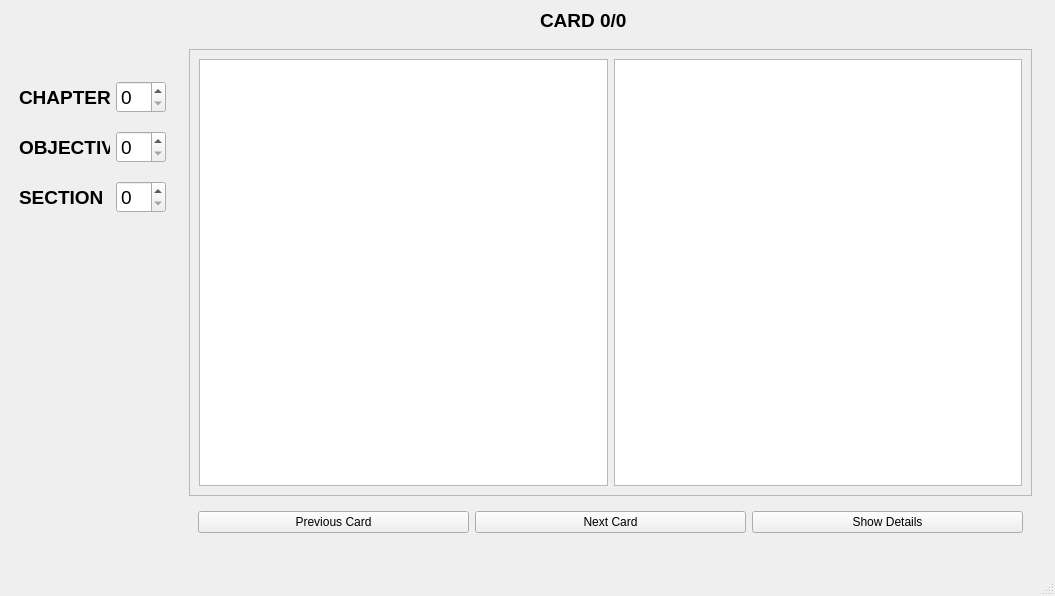
Qt form pyqt_ui.ui (j-chisholm/ISTQB-Flashcards) before a commit.
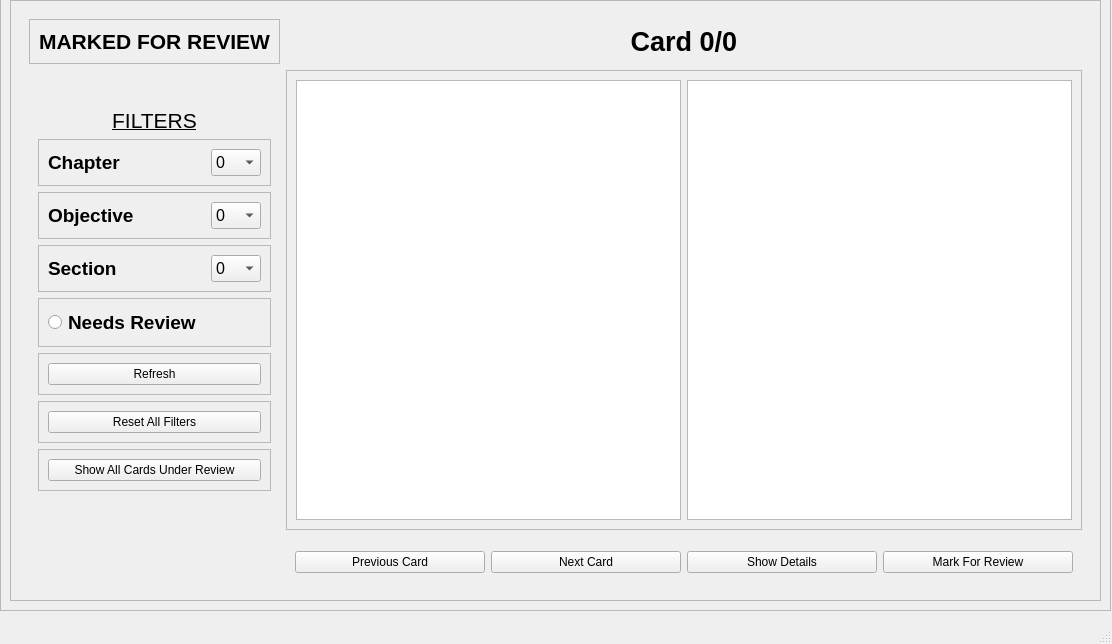
The same form after that commit.

```diff
--- a/pyqt_ui.ui
+++ b/pyqt_ui.ui
@@ -6,159 +6,66 @@
    <rect>
     <x>0</x>
     <y>0</y>
-    <width>1055</width>
-    <height>596</height>
+    <width>1112</width>
+    <height>644</height>
    </rect>
   </property>
   <property name="windowTitle">
    <string>MainWindow</string>
   </property>
   <widget class="QWidget" name="centralwidget">
-   <widget class="QFrame" name="frame">
+   <widget class="QFrame" name="frame_6">
     <property name="geometry">
      <rect>
-      <x>10</x>
-      <y>60</y>
-      <width>165</width>
-      <height>174</height>
+      <x>0</x>
+      <y>-10</y>
+      <width>1111</width>
+      <height>621</height>
      </rect>
     </property>
-    <layout class="QGridLayout" name="gridLayout">
-     <item row="0" column="1">
-      <widget class="QSpinBox" name="chapter_spin_box">
-       <property name="font">
-        <font>
-         <pointsize>14</pointsize>
-        </font>
-       </property>
-      </widget>
-     </item>
-     <item row="1" column="0">
-      <widget class="QLabel" name="objective_label">
-       <property name="font">
-        <font>
-         <pointsize>14</pointsize>
-         <bold>true</bold>
-        </font>
-       </property>
-       <property name="text">
-        <string>OBJECTIVE</string>
-       </property>
-      </widget>
-     </item>
-     <item row="2" column="0">
-      <widget class="QLabel" name="section_label">
-       <property name="font">
-        <font>
-         <pointsize>14</pointsize>
-         <bold>true</bold>
-        </font>
-       </property>
-       <property name="text">
-        <string>SECTION</string>
-       </property>
-      </widget>
-     </item>
-     <item row="0" column="0">
-      <widget class="QLabel" name="chapter_label">
-       <property name="font">
-        <font>
-         <pointsize>14</pointsize>
-         <bold>true</bold>
-        </font>
-       </property>
-       <property name="text">
-        <string>CHAPTER</string>
-       </property>
-      </widget>
-     </item>
-     <item row="2" column="1">
-      <widget class="QSpinBox" name="section_spin_box">
-       <property name="font">
-        <font>
-         <pointsize>14</pointsize>
-        </font>
-       </property>
-       <property name="maximum">
-        <number>9</number>
-       </property>
-       <property name="singleStep">
-        <number>1</number>
-       </property>
-      </widget>
-     </item>
-     <item row="1" column="1">
-      <widget class="QSpinBox" name="objective_spin_box">
-       <property name="font">
-        <font>
-         <pointsize>14</pointsize>
-        </font>
-       </property>
-      </widget>
-     </item>
-    </layout>
-   </widget>
-   <widget class="QFrame" name="frame_2">
-    <property name="geometry">
-     <rect>
-      <x>180</x>
-      <y>40</y>
-      <width>861</width>
-      <height>511</height>
-     </rect>
+    <property name="frameShape">
+     <enum>QFrame::StyledPanel</enum>
     </property>
-    <layout class="QGridLayout" name="gridLayout_2">
-     <item row="1" column="0">
-      <widget class="QFrame" name="frame">
-       <layout class="QHBoxLayout" name="horizontalLayout">
-        <item>
-         <widget class="QPushButton" name="prev_card_btn">
-          <property name="text">
-           <string>Previous Card</string>
-          </property>
-         </widget>
-        </item>
-        <item>
-         <widget class="QPushButton" name="next_card_btn">
-          <property name="text">
-           <string>Next Card</string>
-          </property>
-         </widget>
-        </item>
-        <item>
-         <widget class="QPushButton" name="show_details_btn">
-          <property name="text">
-           <string>Show Details</string>
-          </property>
-         </widget>
-        </item>
-       </layout>
-      </widget>
-     </item>
-     <item row="0" column="0">
-      <widget class="QFrame" name="frame_3">
+    <property name="frameShadow">
+     <enum>QFrame::Raised</enum>
+    </property>
+    <layout class="QHBoxLayout" name="horizontalLayout_3">
+     <item>
+      <widget class="QFrame" name="frame_5">
        <property name="frameShape">
         <enum>QFrame::StyledPanel</enum>
        </property>
        <property name="frameShadow">
         <enum>QFrame::Raised</enum>
        </property>
-       <layout class="QHBoxLayout" name="horizontalLayout_2">
+       <layout class="QVBoxLayout" name="verticalLayout_2">
         <item>
-         <widget class="QTextBrowser" name="key_points_textbox">
-          <property name="sizePolicy">
-           <sizepolicy hsizetype="MinimumExpanding" vsizetype="MinimumExpanding">
-            <horstretch>0</horstretch>
-            <verstretch>0</verstretch>
-           </sizepolicy>
-          </property>
-          <property name="font">
-           <font>
-            <pointsize>12</pointsize>
-           </font>
-          </property>
-          <property name="html">
-           <string>&lt;!DOCTYPE HTML PUBLIC &quot;-//W3C//DTD HTML 4.0//EN&quot; &quot;http://www.w3.org/TR/REC-html40/strict.dtd&quot;&gt;
+         <widget class="QFrame" name="frame_2">
+          <layout class="QGridLayout" name="gridLayout_2">
+           <item row="1" column="1">
+            <widget class="QFrame" name="frame_3">
+             <property name="frameShape">
+              <enum>QFrame::StyledPanel</enum>
+             </property>
+             <property name="frameShadow">
+              <enum>QFrame::Raised</enum>
+             </property>
+             <layout class="QHBoxLayout" name="horizontalLayout_2">
+              <item>
+               <widget class="QTextBrowser" name="key_points_textbox">
+                <property name="sizePolicy">
+                 <sizepolicy hsizetype="MinimumExpanding" vsizetype="MinimumExpanding">
+                  <horstretch>0</horstretch>
+                  <verstretch>0</verstretch>
+                 </sizepolicy>
+                </property>
+                <property name="font">
+                 <font>
+                  <pointsize>12</pointsize>
+                 </font>
+                </property>
+                <property name="html">
+                 <string>&lt;!DOCTYPE HTML PUBLIC &quot;-//W3C//DTD HTML 4.0//EN&quot; &quot;http://www.w3.org/TR/REC-html40/strict.dtd&quot;&gt;
 &lt;html&gt;&lt;head&gt;&lt;meta name=&quot;qrichtext&quot; content=&quot;1&quot; /&gt;&lt;meta charset=&quot;utf-8&quot; /&gt;&lt;style type=&quot;text/css&quot;&gt;
 p, li { white-space: pre-wrap; }
 hr { height: 1px; border-width: 0; }
@@ -166,24 +73,24 @@
 li.checked::marker { content: &quot;\2612&quot;; }
 &lt;/style&gt;&lt;/head&gt;&lt;body style=&quot; font-family:'Segoe UI'; font-size:12pt; font-weight:400; font-style:normal;&quot;&gt;
 &lt;p style=&quot;-qt-paragraph-type:empty; margin-top:12px; margin-bottom:12px; margin-left:0px; margin-right:0px; -qt-block-indent:0; text-indent:0px;&quot;&gt;&lt;br /&gt;&lt;/p&gt;&lt;/body&gt;&lt;/html&gt;</string>
-          </property>
-         </widget>
-        </item>
-        <item>
-         <widget class="QTextBrowser" name="details_textbox">
-          <property name="sizePolicy">
-           <sizepolicy hsizetype="MinimumExpanding" vsizetype="MinimumExpanding">
-            <horstretch>0</horstretch>
-            <verstretch>0</verstretch>
-           </sizepolicy>
-          </property>
-          <property name="font">
-           <font>
-            <pointsize>12</pointsize>
-           </font>
-          </property>
-          <property name="html">
-           <string>&lt;!DOCTYPE HTML PUBLIC &quot;-//W3C//DTD HTML 4.0//EN&quot; &quot;http://www.w3.org/TR/REC-html40/strict.dtd&quot;&gt;
+                </property>
+               </widget>
+              </item>
+              <item>
+               <widget class="QTextBrowser" name="details_textbox">
+                <property name="sizePolicy">
+                 <sizepolicy hsizetype="MinimumExpanding" vsizetype="MinimumExpanding">
+                  <horstretch>0</horstretch>
+                  <verstretch>0</verstretch>
+                 </sizepolicy>
+                </property>
+                <property name="font">
+                 <font>
+                  <pointsize>12</pointsize>
+                 </font>
+                </property>
+                <property name="html">
+                 <string>&lt;!DOCTYPE HTML PUBLIC &quot;-//W3C//DTD HTML 4.0//EN&quot; &quot;http://www.w3.org/TR/REC-html40/strict.dtd&quot;&gt;
 &lt;html&gt;&lt;head&gt;&lt;meta name=&quot;qrichtext&quot; content=&quot;1&quot; /&gt;&lt;meta charset=&quot;utf-8&quot; /&gt;&lt;style type=&quot;text/css&quot;&gt;
 p, li { white-space: pre-wrap; }
 hr { height: 1px; border-width: 0; }
@@ -191,7 +98,559 @@
 li.checked::marker { content: &quot;\2612&quot;; }
 &lt;/style&gt;&lt;/head&gt;&lt;body style=&quot; font-family:'Segoe UI'; font-size:12pt; font-weight:400; font-style:normal;&quot;&gt;
 &lt;p style=&quot;-qt-paragraph-type:empty; margin-top:12px; margin-bottom:12px; margin-left:0px; margin-right:0px; -qt-block-indent:0; text-indent:0px; font-size:9pt;&quot;&gt;&lt;br /&gt;&lt;/p&gt;&lt;/body&gt;&lt;/html&gt;</string>
-          </property>
+                </property>
+               </widget>
+              </item>
+             </layout>
+            </widget>
+           </item>
+           <item row="0" column="1">
+            <widget class="QLabel" name="card_progress_label">
+             <property name="font">
+              <font>
+               <pointsize>20</pointsize>
+               <bold>true</bold>
+              </font>
+             </property>
+             <property name="text">
+              <string>Card 0/0</string>
+             </property>
+             <property name="alignment">
+              <set>Qt::AlignCenter</set>
+             </property>
+            </widget>
+           </item>
+           <item row="4" column="1">
+            <widget class="QFrame" name="frame">
+             <property name="minimumSize">
+              <size>
+               <width>0</width>
+               <height>0</height>
+              </size>
+             </property>
+             <layout class="QHBoxLayout" name="horizontalLayout">
+              <item>
+               <widget class="QPushButton" name="prev_card_btn">
+                <property name="text">
+                 <string>Previous Card</string>
+                </property>
+               </widget>
+              </item>
+              <item>
+               <widget class="QPushButton" name="next_card_btn">
+                <property name="text">
+                 <string>Next Card</string>
+                </property>
+               </widget>
+              </item>
+              <item>
+               <widget class="QPushButton" name="show_details_btn">
+                <property name="text">
+                 <string>Show Details</string>
+                </property>
+               </widget>
+              </item>
+              <item>
+               <widget class="QPushButton" name="mark_review_btn">
+                <property name="font">
+                 <font>
+                  <pointsize>9</pointsize>
+                  <bold>false</bold>
+                 </font>
+                </property>
+                <property name="text">
+                 <string>Mark For Review</string>
+                </property>
+               </widget>
+              </item>
+             </layout>
+            </widget>
+           </item>
+           <item row="2" column="0">
+            <widget class="QFrame" name="frame_7">
+             <property name="frameShape">
+              <enum>QFrame::StyledPanel</enum>
+             </property>
+             <property name="frameShadow">
+              <enum>QFrame::Raised</enum>
+             </property>
+            </widget>
+           </item>
+           <item row="0" column="0">
+            <widget class="QFrame" name="frame_4">
+             <property name="sizePolicy">
+              <sizepolicy hsizetype="Preferred" vsizetype="Minimum">
+               <horstretch>0</horstretch>
+               <verstretch>0</verstretch>
+              </sizepolicy>
+             </property>
+             <property name="frameShape">
+              <enum>QFrame::StyledPanel</enum>
+             </property>
+             <property name="frameShadow">
+              <enum>QFrame::Raised</enum>
+             </property>
+             <layout class="QVBoxLayout" name="verticalLayout">
+              <item>
+               <widget class="QLabel" name="review_label">
+                <property name="enabled">
+                 <bool>true</bool>
+                </property>
+                <property name="font">
+                 <font>
+                  <pointsize>16</pointsize>
+                  <bold>true</bold>
+                 </font>
+                </property>
+                <property name="styleSheet">
+                 <string notr="true"/>
+                </property>
+                <property name="text">
+                 <string>MARKED FOR REVIEW</string>
+                </property>
+                <property name="alignment">
+                 <set>Qt::AlignCenter</set>
+                </property>
+               </widget>
+              </item>
+             </layout>
+            </widget>
+           </item>
+           <item row="1" column="0">
+            <widget class="QFrame" name="frame">
+             <property name="sizePolicy">
+              <sizepolicy hsizetype="Preferred" vsizetype="Maximum">
+               <horstretch>0</horstretch>
+               <verstretch>0</verstretch>
+              </sizepolicy>
+             </property>
+             <layout class="QVBoxLayout" name="verticalLayout_3">
+              <item>
+               <widget class="QLabel" name="label">
+                <property name="font">
+                 <font>
+                  <pointsize>16</pointsize>
+                  <italic>false</italic>
+                  <underline>true</underline>
+                 </font>
+                </property>
+                <property name="text">
+                 <string>FILTERS</string>
+                </property>
+                <property name="alignment">
+                 <set>Qt::AlignCenter</set>
+                </property>
+               </widget>
+              </item>
+              <item>
+               <widget class="QFrame" name="frame_8">
+                <property name="frameShape">
+                 <enum>QFrame::StyledPanel</enum>
+                </property>
+                <property name="frameShadow">
+                 <enum>QFrame::Raised</enum>
+                </property>
+                <layout class="QHBoxLayout" name="horizontalLayout_4">
+                 <item>
+                  <widget class="QLabel" name="chapter_label">
+                   <property name="font">
+                    <font>
+                     <pointsize>14</pointsize>
+                     <bold>true</bold>
+                    </font>
+                   </property>
+                   <property name="text">
+                    <string>Chapter</string>
+                   </property>
+                  </widget>
+                 </item>
+                 <item>
+                  <widget class="QComboBox" name="chapter_combobox">
+                   <property name="minimumSize">
+                    <size>
+                     <width>0</width>
+                     <height>0</height>
+                    </size>
+                   </property>
+                   <property name="maximumSize">
+                    <size>
+                     <width>50</width>
+                     <height>16777215</height>
+                    </size>
+                   </property>
+                   <property name="font">
+                    <font>
+                     <pointsize>12</pointsize>
+                     <bold>false</bold>
+                    </font>
+                   </property>
+                   <item>
+                    <property name="text">
+                     <string>0</string>
+                    </property>
+                   </item>
+                   <item>
+                    <property name="text">
+                     <string>1</string>
+                    </property>
+                   </item>
+                   <item>
+                    <property name="text">
+                     <string>2</string>
+                    </property>
+                   </item>
+                   <item>
+                    <property name="text">
+                     <string>3</string>
+                    </property>
+                   </item>
+                   <item>
+                    <property name="text">
+                     <string>4</string>
+                    </property>
+                   </item>
+                   <item>
+                    <property name="text">
+                     <string>5</string>
+                    </property>
+                   </item>
+                   <item>
+                    <property name="text">
+                     <string>6</string>
+                    </property>
+                   </item>
+                   <item>
+                    <property name="text">
+                     <string>7</string>
+                    </property>
+                   </item>
+                   <item>
+                    <property name="text">
+                     <string>8</string>
+                    </property>
+                   </item>
+                   <item>
+                    <property name="text">
+                     <string>9</string>
+                    </property>
+                   </item>
+                   <item>
+                    <property name="text">
+                     <string>10</string>
+                    </property>
+                   </item>
+                  </widget>
+                 </item>
+                </layout>
+               </widget>
+              </item>
+              <item>
+               <widget class="QFrame" name="frame_9">
+                <property name="frameShape">
+                 <enum>QFrame::StyledPanel</enum>
+                </property>
+                <property name="frameShadow">
+                 <enum>QFrame::Raised</enum>
+                </property>
+                <layout class="QHBoxLayout" name="horizontalLayout_5">
+                 <item>
+                  <widget class="QLabel" name="objective_label">
+                   <property name="font">
+                    <font>
+                     <pointsize>14</pointsize>
+                     <bold>true</bold>
+                    </font>
+                   </property>
+                   <property name="text">
+                    <string>Objective</string>
+                   </property>
+                  </widget>
+                 </item>
+                 <item>
+                  <widget class="QComboBox" name="objective_combobox">
+                   <property name="minimumSize">
+                    <size>
+                     <width>0</width>
+                     <height>0</height>
+                    </size>
+                   </property>
+                   <property name="maximumSize">
+                    <size>
+                     <width>50</width>
+                     <height>16777215</height>
+                    </size>
+                   </property>
+                   <property name="font">
+                    <font>
+                     <pointsize>12</pointsize>
+                     <bold>false</bold>
+                    </font>
+                   </property>
+                   <item>
+                    <property name="text">
+                     <string>0</string>
+                    </property>
+                   </item>
+                   <item>
+                    <property name="text">
+                     <string>1</string>
+                    </property>
+                   </item>
+                   <item>
+                    <property name="text">
+                     <string>2</string>
+                    </property>
+                   </item>
+                   <item>
+                    <property name="text">
+                     <string>3</string>
+                    </property>
+                   </item>
+                   <item>
+                    <property name="text">
+                     <string>4</string>
+                    </property>
+                   </item>
+                   <item>
+                    <property name="text">
+                     <string>5</string>
+                    </property>
+                   </item>
+                   <item>
+                    <property name="text">
+                     <string>6</string>
+                    </property>
+                   </item>
+                   <item>
+                    <property name="text">
+                     <string>7</string>
+                    </property>
+                   </item>
+                   <item>
+                    <property name="text">
+                     <string>8</string>
+                    </property>
+                   </item>
+                   <item>
+                    <property name="text">
+                     <string>9</string>
+                    </property>
+                   </item>
+                   <item>
+                    <property name="text">
+                     <string>10</string>
+                    </property>
+                   </item>
+                  </widget>
+                 </item>
+                </layout>
+               </widget>
+              </item>
+              <item>
+               <widget class="QFrame" name="frame_10">
+                <property name="frameShape">
+                 <enum>QFrame::StyledPanel</enum>
+                </property>
+                <property name="frameShadow">
+                 <enum>QFrame::Raised</enum>
+                </property>
+                <layout class="QHBoxLayout" name="horizontalLayout_6">
+                 <item>
+                  <widget class="QLabel" name="section_label">
+                   <property name="font">
+                    <font>
+                     <pointsize>14</pointsize>
+                     <bold>true</bold>
+                    </font>
+                   </property>
+                   <property name="text">
+                    <string>Section</string>
+                   </property>
+                  </widget>
+                 </item>
+                 <item>
+                  <widget class="QComboBox" name="section_combobox">
+                   <property name="minimumSize">
+                    <size>
+                     <width>0</width>
+                     <height>0</height>
+                    </size>
+                   </property>
+                   <property name="maximumSize">
+                    <size>
+                     <width>50</width>
+                     <height>16777215</height>
+                    </size>
+                   </property>
+                   <property name="font">
+                    <font>
+                     <pointsize>12</pointsize>
+                     <bold>false</bold>
+                    </font>
+                   </property>
+                   <item>
+                    <property name="text">
+                     <string>0</string>
+                    </property>
+                   </item>
+                   <item>
+                    <property name="text">
+                     <string>1</string>
+                    </property>
+                   </item>
+                   <item>
+                    <property name="text">
+                     <string>2</string>
+                    </property>
+                   </item>
+                   <item>
+                    <property name="text">
+                     <string>3</string>
+                    </property>
+                   </item>
+                   <item>
+                    <property name="text">
+                     <string>4</string>
+                    </property>
+                   </item>
+                   <item>
+                    <property name="text">
+                     <string>5</string>
+                    </property>
+                   </item>
+                   <item>
+                    <property name="text">
+                     <string>6</string>
+                    </property>
+                   </item>
+                   <item>
+                    <property name="text">
+                     <string>7</string>
+                    </property>
+                   </item>
+                   <item>
+                    <property name="text">
+                     <string>8</string>
+                    </property>
+                   </item>
+                   <item>
+                    <property name="text">
+                     <string>9</string>
+                    </property>
+                   </item>
+                   <item>
+                    <property name="text">
+                     <string>10</string>
+                    </property>
+                   </item>
+                  </widget>
+                 </item>
+                </layout>
+               </widget>
+              </item>
+              <item>
+               <widget class="QFrame" name="frame_11">
+                <property name="frameShape">
+                 <enum>QFrame::StyledPanel</enum>
+                </property>
+                <property name="frameShadow">
+                 <enum>QFrame::Raised</enum>
+                </property>
+                <layout class="QVBoxLayout" name="verticalLayout_4">
+                 <item>
+                  <widget class="QRadioButton" name="needs_review_filter">
+                   <property name="sizePolicy">
+                    <sizepolicy hsizetype="Preferred" vsizetype="Preferred">
+                     <horstretch>0</horstretch>
+                     <verstretch>0</verstretch>
+                    </sizepolicy>
+                   </property>
+                   <property name="font">
+                    <font>
+                     <pointsize>14</pointsize>
+                     <bold>true</bold>
+                    </font>
+                   </property>
+                   <property name="text">
+                    <string>Needs Review</string>
+                   </property>
+                   <property name="iconSize">
+                    <size>
+                     <width>20</width>
+                     <height>20</height>
+                    </size>
+                   </property>
+                  </widget>
+                 </item>
+                </layout>
+               </widget>
+              </item>
+              <item>
+               <widget class="QFrame" name="frame_12">
+                <property name="frameShape">
+                 <enum>QFrame::StyledPanel</enum>
+                </property>
+                <property name="frameShadow">
+                 <enum>QFrame::Raised</enum>
+                </property>
+                <layout class="QVBoxLayout" name="verticalLayout_5">
+                 <item>
+                  <widget class="QPushButton" name="refresh_btn">
+                   <property name="font">
+                    <font>
+                     <bold>false</bold>
+                    </font>
+                   </property>
+                   <property name="text">
+                    <string>Refresh</string>
+                   </property>
+                  </widget>
+                 </item>
+                </layout>
+               </widget>
+              </item>
+              <item>
+               <widget class="QFrame" name="frame_14">
+                <property name="frameShape">
+                 <enum>QFrame::StyledPanel</enum>
+                </property>
+                <property name="frameShadow">
+                 <enum>QFrame::Raised</enum>
+                </property>
+                <layout class="QVBoxLayout" name="verticalLayout_7">
+                 <item>
+                  <widget class="QPushButton" name="reset_filters_btn">
+                   <property name="text">
+                    <string>Reset All Filters</string>
+                   </property>
+                  </widget>
+                 </item>
+                </layout>
+               </widget>
+              </item>
+              <item>
+               <widget class="QFrame" name="frame_13">
+                <property name="frameShape">
+                 <enum>QFrame::StyledPanel</enum>
+                </property>
+                <property name="frameShadow">
+                 <enum>QFrame::Raised</enum>
+                </property>
+                <layout class="QVBoxLayout" name="verticalLayout_6">
+                 <item>
+                  <widget class="QPushButton" name="show_review_cards_btn">
+                   <property name="text">
+                    <string>Show All Cards Under Review</string>
+                   </property>
+                  </widget>
+                 </item>
+                </layout>
+               </widget>
+              </item>
+             </layout>
+            </widget>
+           </item>
+          </layout>
          </widget>
         </item>
        </layout>
@@ -199,25 +658,6 @@
      </item>
     </layout>
    </widget>
-   <widget class="QLabel" name="card_progress_label">
-    <property name="geometry">
-     <rect>
-      <x>540</x>
-      <y>0</y>
-      <width>121</width>
-      <height>41</height>
-     </rect>
-    </property>
-    <property name="font">
-     <font>
-      <pointsize>14</pointsize>
-      <bold>true</bold>
-     </font>
-    </property>
-    <property name="text">
-     <string>CARD 0/0</string>
-    </property>
-   </widget>
   </widget>
   <widget class="QMenuBar" name="menubar">
    <property name="geometry">
```
Left out of the diff: 2 changed lines with no effect on the pictures.
